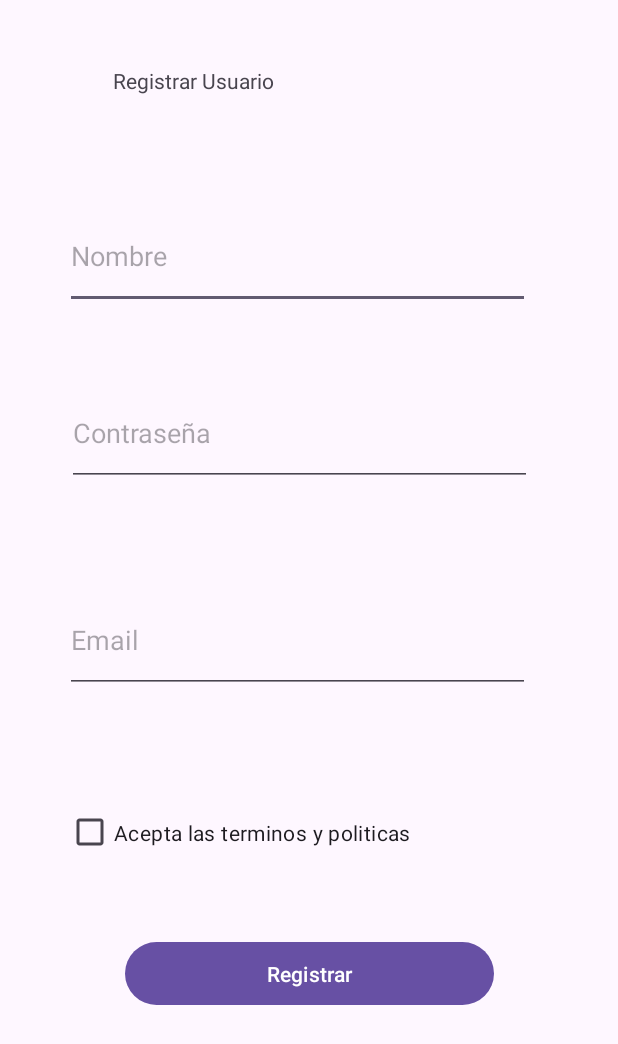
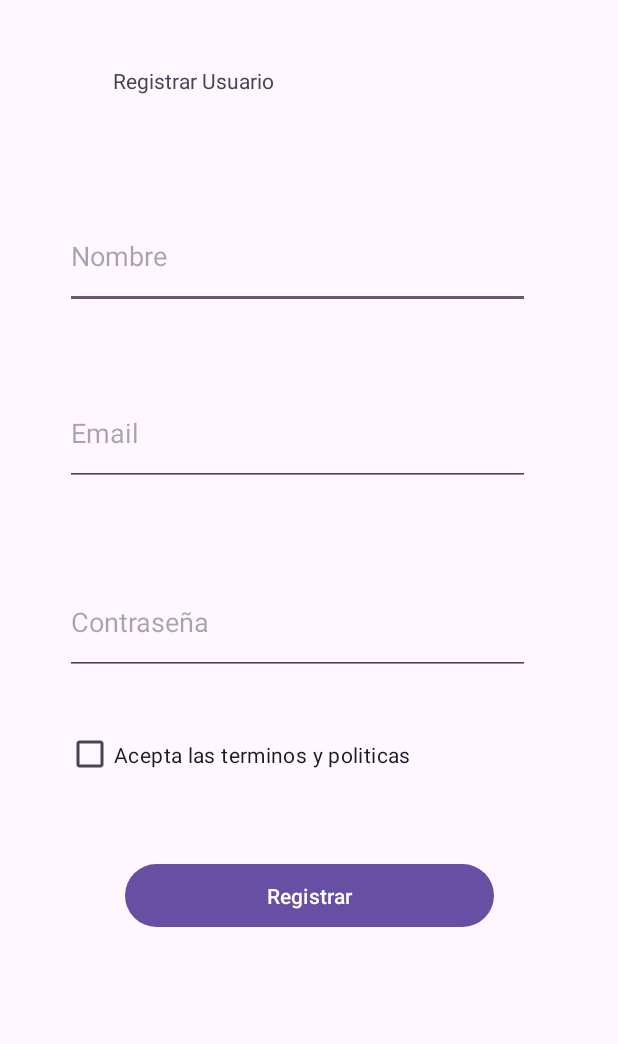
Before and after one commit to NachoPrograma/WalkToWalkV2, an Android app: the Registrar screen opened directly, with no data from a screen before it, on a phone screen of 412 x 824 dp. Shown: the top 1044 px of the screen. Run offline under Robolectric (Android 15) with nearby library versions, the phone set to English and light mode, and no system bars.

Commit message:
Avance dia 17

```diff
--- a/app/src/main/java/com/example/walktowalk/activities/ListaCiudad.java
+++ b/app/src/main/java/com/example/walktowalk/activities/ListaCiudad.java
@@ -108,6 +108,4 @@ public class ListaCiudad extends AppCompatActivity {
 
         popupMenu.show();
     }
-
-
 }
--- a/app/src/main/res/layout/activity_registrar.xml
+++ b/app/src/main/res/layout/activity_registrar.xml
@@ -30,30 +30,30 @@
         app:layout_constraintTop_toBottomOf="@+id/textView" />
 
     <EditText
-        android:id="@+id/edt_login_password"
+        android:id="@+id/edt_registrar_password"
         android:layout_width="310dp"
         android:layout_height="70dp"
-        android:layout_marginTop="48dp"
+        android:layout_marginTop="56dp"
         android:ems="10"
         android:hint="Contraseña"
         android:inputType="textPassword"
         app:layout_constraintEnd_toEndOf="parent"
-        app:layout_constraintHorizontal_bias="0.435"
+        app:layout_constraintHorizontal_bias="0.425"
         app:layout_constraintStart_toStartOf="parent"
-        app:layout_constraintTop_toBottomOf="@+id/edt_login_nombre" />
+        app:layout_constraintTop_toBottomOf="@+id/edt_registrar_email" />
 
     <EditText
-        android:id="@+id/edt_login_email"
+        android:id="@+id/edt_registrar_email"
         android:layout_width="310dp"
         android:layout_height="70dp"
-        android:layout_marginTop="68dp"
+        android:layout_marginTop="48dp"
         android:ems="10"
         android:hint="Email"
         android:inputType="textEmailAddress"
         app:layout_constraintEnd_toEndOf="parent"
         app:layout_constraintHorizontal_bias="0.425"
         app:layout_constraintStart_toStartOf="parent"
-        app:layout_constraintTop_toBottomOf="@+id/edt_login_password" />
+        app:layout_constraintTop_toBottomOf="@+id/edt_login_nombre" />
 
     <Button
         android:id="@+id/button"
@@ -61,6 +61,7 @@
         android:layout_height="50dp"
         android:layout_marginTop="44dp"
         android:text="Registrar"
+        android:onClick="onRegisterClick"
         app:layout_constraintEnd_toEndOf="parent"
         app:layout_constraintStart_toStartOf="parent"
         app:layout_constraintTop_toBottomOf="@+id/checkBox" />
@@ -70,8 +71,8 @@
         android:layout_width="309dp"
         android:layout_height="50dp"
         android:layout_marginStart="44dp"
-        android:layout_marginTop="68dp"
+        android:layout_marginTop="28dp"
         android:text="Acepta las terminos y politicas"
         app:layout_constraintStart_toStartOf="parent"
-        app:layout_constraintTop_toBottomOf="@+id/edt_login_email" />
+        app:layout_constraintTop_toBottomOf="@+id/edt_registrar_password" />
 </androidx.constraintlayout.widget.ConstraintLayout>
```
Also changed, not shown: app/src/main/java/com/example/walktowalk/activities/Login.java (+31 -4 lines), app/src/main/java/com/example/walktowalk/activities/Registrar.java (+66 -1 lines), app/src/main/java/com/example/walktowalk/clases/Usuario.java (added, +47 -0 lines), app/src/main/res/layout/activity_lista_ciudad.xml (+5 -4 lines), app/src/main/res/layout/activity_login.xml (+4 -4 lines).
